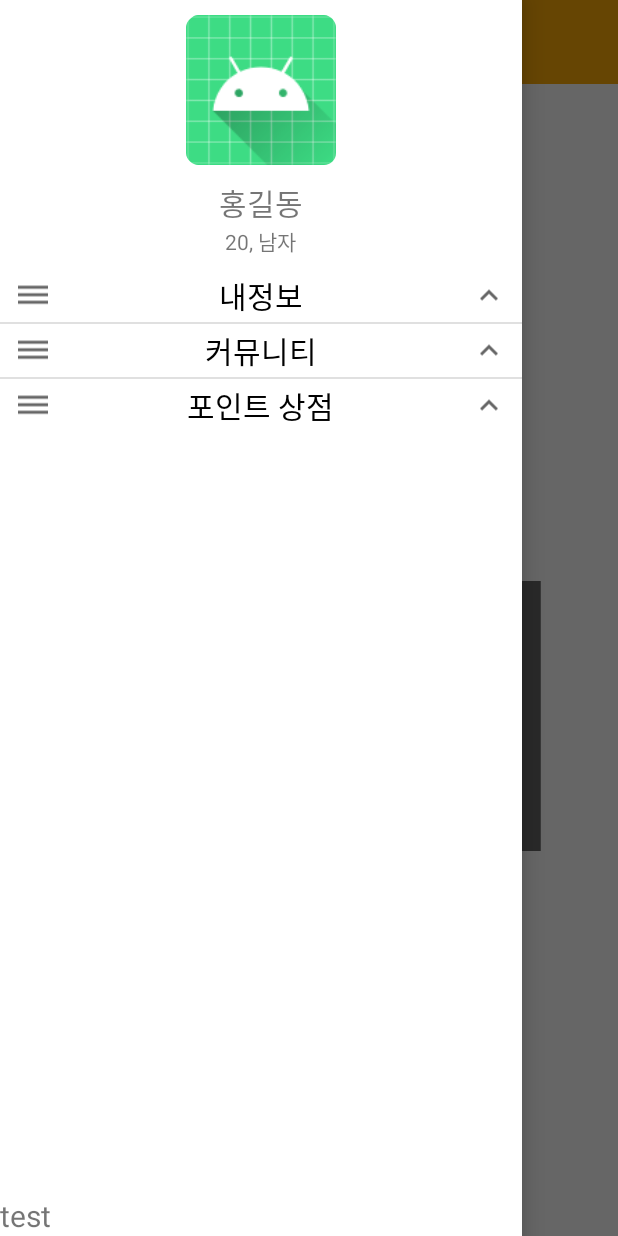
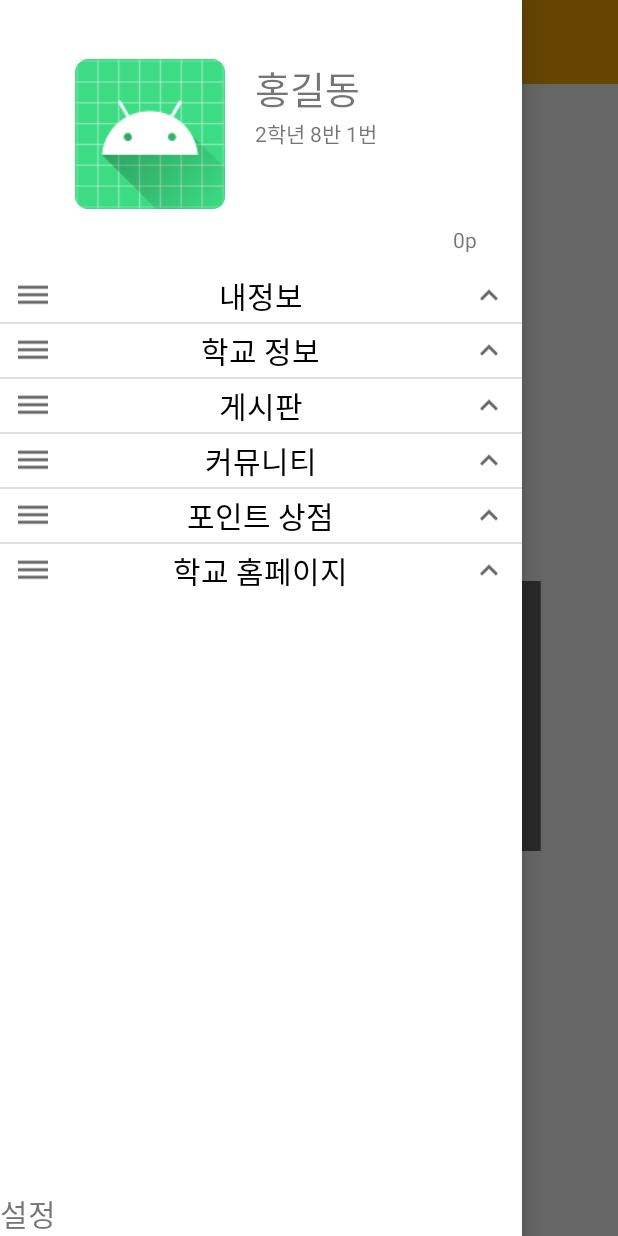
Before and after one commit to Coder2534/Platforming, an Android app: the screen it shows after launch once a user with an empty profile is signed in (MainActivity), with the side drawer open, on a phone screen of 412 x 824 dp. Run offline under Robolectric (Android 15) with nearby library versions, the phone set to English and light mode, and no system bars; our stand-ins replace AdMob, Firebase (no records; nobody signed in at launch, a user with empty details on screens opened directly).

Commit message:
2022-07-06

```diff
--- a/app/src/main/java/com/android/platforming/activity/MainActivity.java
+++ b/app/src/main/java/com/android/platforming/activity/MainActivity.java
@@ -6,6 +6,9 @@ import androidx.core.view.GravityCompat;
 import androidx.drawerlayout.widget.DrawerLayout;
 import androidx.fragment.app.Fragment;
 
+import android.app.Activity;
+import android.content.Intent;
+import android.net.Uri;
 import android.os.Bundle;
 import android.util.Log;
 import android.view.MenuItem;
@@ -19,6 +22,7 @@ import android.widget.TextView;
 import com.android.platforming.clazz.ExpandableList;
 import com.android.platforming.fragment.MainPageFragment;
 import com.android.platforming.clazz.User;
+import com.android.platforming.interfaze.OnChildClickInterface;
 import com.example.platforming.R;
 import com.android.platforming.fragment.UserInitialSettingFragment;
 import com.google.android.material.navigation.NavigationView;
@@ -30,6 +34,8 @@ public class MainActivity extends AppCompatActivity {
 
     @Override
     protected void onCreate(Bundle savedInstanceState) {
+
+
         super.onCreate(savedInstanceState);
         setContentView(R.layout.activity_main);
 
@@ -49,8 +55,10 @@ public class MainActivity extends AppCompatActivity {
             getSupportFragmentManager().beginTransaction().replace(R.id.cl_main, new UserInitialSettingFragment()).commit();
         }
         else{
-            setHeader();
-            mainExpandableList.setListner(getSupportFragmentManager());
+            View nav_header_view = navigationView.getHeaderView(0); //헤더 가져오기
+            TextView nav_header_id_text = nav_header_view.findViewById(R.id.tv_navigation_header_info);
+            nav_header_id_text.setText("Test");
+            mainExpandableList.setListner();
             getSupportFragmentManager().beginTransaction().replace(R.id.cl_main, new MainPageFragment()).commit();
         }
     }
@@ -58,28 +66,46 @@ public class MainActivity extends AppCompatActivity {
     private void setListView(){
         RelativeLayout relativeLayout = findViewById(R.id.ll_main);
 
-        mainExpandableList = new ExpandableList(this);
+        mainExpandableList = new ExpandableList(this, getSupportFragmentManager());
         relativeLayout.addView(mainExpandableList, 0);
 
         mainExpandableList.addParent("내정보", R.drawable.ic_baseline_dehaze_24);
+        mainExpandableList.addChild(0, "내정보", new Fragment());
+        mainExpandableList.addChild(0, "나의 게시물", new Fragment());
+
+        mainExpandableList.addParent("학교 정보", R.drawable.ic_baseline_dehaze_24);
+        mainExpandableList.addChild(1, "학교소개", new Fragment());
+        mainExpandableList.addChild(1, "전화번호", new Fragment());
+        mainExpandableList.addChild(1, "식단표", new Fragment());
+        mainExpandableList.addChild(1, "학사일정", new Fragment());
+
+        mainExpandableList.addParent("게시판", R.drawable.ic_baseline_dehaze_24);
+        mainExpandableList.addChild(2, "자유게시판", new Fragment());
+        mainExpandableList.addChild(2, "질문게시판", new Fragment());
+        mainExpandableList.addChild(2, "학습자료 공유", new Fragment());
 
         mainExpandableList.addParent("커뮤니티", R.drawable.ic_baseline_dehaze_24);
-        mainExpandableList.addChild(1, "1학년", new Fragment());
-        mainExpandableList.addChild(1, "2학년", new Fragment());
-        mainExpandableList.addChild(1, "3학년", new Fragment());
+        mainExpandableList.addChild(3, "1학년", new Fragment());
+        mainExpandableList.addChild(3, "2학년", new Fragment());
+        mainExpandableList.addChild(3, "3학년", new Fragment());
+        mainExpandableList.addChild(3, "전체", new Fragment());
 
         mainExpandableList.addParent("포인트 상점", R.drawable.ic_baseline_dehaze_24);
-        mainExpandableList.addChild(2, "꾸미기", new Fragment());
-        mainExpandableList.addChild(2, "기프티콘", new Fragment());
+        mainExpandableList.addChild(4, "디자인", new Fragment());
+        mainExpandableList.addChild(4, "기프티콘", new Fragment());
+
+        mainExpandableList.addParent("학교 홈페이지", R.drawable.ic_baseline_dehaze_24);
+        mainExpandableList.addChild(5, "공식 홈페이지", (groupPosition, childPosition) -> {
+            Intent intent = new Intent(Intent.ACTION_VIEW, Uri.parse("http://school.gyo6.net/geumohs"));
+            startActivity(intent);
+        });
+
+        mainExpandableList.addChild(5, "리로스쿨", (groupPosition, childPosition) -> {
+            Intent intent = new Intent(Intent.ACTION_VIEW, Uri.parse("http://geumo.riroschool.kr/"));
+            startActivity(intent);
+        });
 
         mainExpandableList.setAdapter();
-    }
-
-    public void setHeader(){
-        //View nav_header_view = navigationView.inflateHeaderView(R.layout.nav_header_main); //헤더 동적 생성
-        View nav_header_view = navigationView.getHeaderView(0); //헤더 가져오기
-        TextView nav_header_id_text = nav_header_view.findViewById(R.id.tv_navigation_info);
-        nav_header_id_text.setText("Test");
     }
 
     @Override
@@ -101,4 +127,8 @@ public class MainActivity extends AppCompatActivity {
             super.onBackPressed();
         }
     }
+
+    public ExpandableList getMainExpandableList() {
+        return mainExpandableList;
+    }
 }
--- a/app/src/main/java/com/android/platforming/activity/StartActivity.java
+++ b/app/src/main/java/com/android/platforming/activity/StartActivity.java
@@ -34,9 +34,6 @@ public class StartActivity extends AppCompatActivity {
 
         setFirestore(FirebaseFirestore.getInstance());
         setFirebaseAuth(FirebaseAuth.getInstance());
-
-        Log.w("uuid", getFirebaseAuth().getUid());
-        Log.w("verified", Boolean.toString(getFirebaseAuth().getCurrentUser().isEmailVerified()));
 
         if(getFirebaseAuth().getCurrentUser() != null && getFirebaseAuth().getCurrentUser().isEmailVerified()){
             FirestoreManager firestoreManager = new FirestoreManager();
--- a/app/src/main/java/com/android/platforming/adapter/ListviewAdapter.java
+++ b/app/src/main/java/com/android/platforming/adapter/ListviewAdapter.java
@@ -103,12 +103,13 @@ public class ListviewAdapter extends BaseExpandableListAdapter {
         View v = convertView;
         Context context = parent.getContext();
 
-        if (v == null) {
         if(childClasses.get(groupPosition).get(childPosition).equals("String")){
             ExpandableListItem item = ExpandableListItem.class.cast(getChild(groupPosition, childPosition));
-
+            if (v == null) {
                 LayoutInflater inflater = (LayoutInflater) context.getSystemService(Context.LAYOUT_INFLATER_SERVICE);
                 v = inflater.inflate(R.layout.item_listview_child, parent, false);
+            }
+
             TextView title = v.findViewById(R.id.tv_listview_child_title);
             title.setText(item.getTitle());
             if(item.getCategory() != -1){
@@ -117,6 +118,7 @@ public class ListviewAdapter extends BaseExpandableListAdapter {
             }
         }
         else if(childClasses.get(groupPosition).get(childPosition).equals("ExpandableList")){
+            if (v == null) {
                 parent.addView(ExpandableList.class.cast(childItems.get(groupPosition).get(childPosition)));
             }
         }
--- a/app/src/main/java/com/android/platforming/clazz/ExpandableList.java
+++ b/app/src/main/java/com/android/platforming/clazz/ExpandableList.java
@@ -1,6 +1,4 @@
 package com.android.platforming.clazz;
-
-import static com.facebook.FacebookSdk.getApplicationContext;
 
 import android.app.Activity;
 import android.content.Context;
@@ -10,11 +8,10 @@ import android.widget.ExpandableListView;
 import android.widget.Toast;
 
 import androidx.fragment.app.Fragment;
-import androidx.fragment.app.FragmentActivity;
 import androidx.fragment.app.FragmentManager;
 
-import com.android.platforming.activity.MainActivity;
 import com.android.platforming.adapter.ListviewAdapter;
+import com.android.platforming.interfaze.OnChildClickInterface;
 import com.example.platforming.R;
 
 import java.util.ArrayList;
@@ -24,40 +21,51 @@ public class ExpandableList extends ExpandableListView {
     ArrayList<ExpandableListItem> groupList = new ArrayList<>(); //부모 리스트
     ArrayList<ArrayList<Object>> childList = new ArrayList<>(); //자식 리스트
     ArrayList<ArrayList<String>> childClssList = new ArrayList<>();
-    ArrayList<ArrayList<Fragment>> fragmentList = new ArrayList<>();
+    ArrayList<ArrayList<OnChildClickInterface>> interfazeList = new ArrayList<>();
 
-    public ExpandableList(Context context){
+    FragmentManager fragmentManager;
+
+    public ExpandableList(Context context, FragmentManager fragmentManager) {
         super(context);
         setLayoutParams(new ViewGroup.LayoutParams(ViewGroup.LayoutParams.MATCH_PARENT, ViewGroup.LayoutParams.WRAP_CONTENT));
         setGroupIndicator(null); //리스트뷰 기본 아이콘 표시 여부
+        this.fragmentManager = fragmentManager;
     }
 
     public void addParent(String title){
         groupList.add(new ExpandableListItem(title));
         childList.add(new ArrayList<>());
         childClssList.add(new ArrayList<>());
-        fragmentList.add(new ArrayList<>());
+        interfazeList.add(new ArrayList<>());
     }
 
     public void addParent(String title, int category){
         groupList.add(new ExpandableListItem(title, category));
         childList.add(new ArrayList<>());
         childClssList.add(new ArrayList<>());
-        fragmentList.add(new ArrayList<>());
+        interfazeList.add(new ArrayList<>());
+    }
+
+    private void addChild(int parentIndex, ExpandableListItem item, OnChildClickInterface interfaze){
+        childList.get(parentIndex).add(item);
+        childClssList.get(parentIndex).add("String");
+        interfazeList.get(parentIndex).add(interfaze);
     }
 
     public void addChild(int parentIndex, String title, Fragment fragment){
-        ExpandableListItem item = new ExpandableListItem(title);
-        childList.get(parentIndex).add(item);
-        childClssList.get(parentIndex).add("String");
-        fragmentList.get(parentIndex).add(fragment);
-}
+        addChild(parentIndex, new ExpandableListItem(title), onClickFragment(fragment));
+    }
 
     public void addChild(int parentIndex, String title, int category, Fragment fragment){
-        ExpandableListItem item = new ExpandableListItem(title, category);
-        childList.get(parentIndex).add(item);
-        childClssList.get(parentIndex).add("String");
-        fragmentList.get(parentIndex).add(fragment);
+        addChild(parentIndex, new ExpandableListItem(title, category), onClickFragment(fragment));
+    }
+
+    public void addChild(int parentIndex, String title, OnChildClickInterface interfaze){
+        addChild(parentIndex, new ExpandableListItem(title), interfaze);
+    }
+
+    public void addChild(int parentIndex, String title, int category, OnChildClickInterface interfaze){
+        addChild(parentIndex, new ExpandableListItem(title, category), interfaze);
     }
 
     public void addChild(int parentIndex, ExpandableList expandableList){
@@ -74,12 +82,13 @@ public class ExpandableList extends ExpandableListView {
         setAdapter(adapter);
     }
 
-    public void setListner(FragmentManager fragmentManager){
+    public void setListner(){
         setOnChildClickListener(new ExpandableListView.OnChildClickListener() {
             @Override
             public boolean onChildClick(ExpandableListView parent, View v, int groupPosition, int childPosition, long id) {
                 if(childClssList.get(groupPosition).get(childPosition).equals("String")){
-                    fragmentManager.beginTransaction().replace(R.id.cl_main, fragmentList.get(groupPosition).get(childPosition)).addToBackStack(null).commit();
+                    interfazeList.get(groupPosition).get(childPosition).onClick(groupPosition, childPosition);
+                    Toast.makeText(getContext(), ExpandableListItem.class.cast(childList.get(groupPosition).get(childPosition)).getTitle(), Toast.LENGTH_SHORT).show();
                 }
                 return true;
             }
@@ -87,6 +96,10 @@ public class ExpandableList extends ExpandableListView {
         for(int i = 0; i < childClssList.size(); ++i)
             for(int j = 0; j < childClssList.get(i).size(); ++j)
                 if(childClssList.get(i).get(j).equals("ExpandableList"))
-                    ExpandableList.class.cast(childList.get(i).get(j)).setListner(fragmentManager);
+                    ExpandableList.class.cast(childList.get(i).get(j)).setListner();
+    }
+
+    private OnChildClickInterface onClickFragment(Fragment fragment){
+        return (groupPosition, childPosition) -> fragmentManager.beginTransaction().replace(R.id.cl_main, fragment).addToBackStack(null).commit();
     }
 }
--- a/app/src/main/java/com/android/platforming/fragment/UserInitialSettingFragment.java
+++ b/app/src/main/java/com/android/platforming/fragment/UserInitialSettingFragment.java
@@ -89,7 +89,7 @@ public class UserInitialSettingFragment extends Fragment {
             firestoreManager.writeUserData(data, new ListenerInterface() {
                 @Override
                 public void onSuccess() {
-                    //((MainActivity)getActivity()).setListner();
+                    ((MainActivity)getActivity()).getMainExpandableList().setListner();
                     getActivity().getSupportFragmentManager().beginTransaction().replace(R.id.cl_main, new MainPageFragment()).commit();
                 }
             });
--- /dev/null
+++ b/app/src/main/java/com/android/platforming/interfaze/OnChildClickInterface.java
@@ -0,0 +1,5 @@
+package com.android.platforming.interfaze;
+
+public interface OnChildClickInterface {
+    void onClick(int groupPosition, int childPosition);
+}
--- a/app/src/main/res/layout/activity_main.xml
+++ b/app/src/main/res/layout/activity_main.xml
@@ -56,7 +56,7 @@
                 android:layout_height="wrap_content"
                 android:layout_alignParentBottom="true"
                 android:textSize="20dp"
-                android:text="test"/>
+                android:text="설정"/>
         </RelativeLayout>
     </com.google.android.material.navigation.NavigationView>
 </androidx.drawerlayout.widget.DrawerLayout>
--- a/app/src/main/res/layout/layout_navigation_header.xml
+++ b/app/src/main/res/layout/layout_navigation_header.xml
@@ -1,5 +1,5 @@
 <?xml version="1.0" encoding="utf-8"?>
-<LinearLayout
+<RelativeLayout
     xmlns:android="http://schemas.android.com/apk/res/android"
     xmlns:app="http://schemas.android.com/apk/res-auto"
     android:layout_width="match_parent"
@@ -7,28 +7,42 @@
     android:orientation="vertical">
 
     <ImageView
-        android:id="@+id/iv_navigation_image"
+        android:id="@+id/iv_navigation_header_profile"
         android:layout_width="100dp"
         android:layout_height="100dp"
-        android:layout_gravity="center"
-        android:layout_marginTop="10dp"
+        android:layout_alignParentLeft="true"
+        android:layout_centerVertical="true"
+        android:layout_marginLeft="50dp"
         app:srcCompat="@mipmap/ic_launcher_round" />
 
     <TextView
-        android:id="@+id/tv_navigation_name"
+        android:id="@+id/tv_navigation_header_name"
         android:layout_width="wrap_content"
         android:layout_height="wrap_content"
-        android:layout_gravity="center"
-        android:layout_marginTop="10dp"
+        android:layout_toRightOf="@+id/iv_navigation_header_profile"
+        android:layout_alignTop="@+id/iv_navigation_header_profile"
+        android:layout_marginLeft="20dp"
         android:text ="홍길동"
-        android:textSize="20sp"/>
+        android:textSize="25sp"/>
 
     <TextView
-        android:id="@+id/tv_navigation_info"
+        android:id="@+id/tv_navigation_header_info"
         android:layout_width="wrap_content"
         android:layout_height="wrap_content"
-        android:layout_gravity="center"
-        android:text="20, 남자"
-        android:textSize="14sp"/>
+        android:layout_below="@id/tv_navigation_header_name"
+        android:layout_marginLeft="20dp"
+        android:layout_toRightOf="@+id/iv_navigation_header_profile"
+        android:text="2학년 8반 1번"
+        android:textSize="14sp" />
 
-</LinearLayout>
+    <TextView
+        android:id="@+id/tv_navigation_header_point"
+        android:layout_width="wrap_content"
+        android:layout_height="wrap_content"
+        android:layout_alignParentRight="true"
+        android:layout_alignParentBottom="true"
+        android:layout_marginRight="30dp"
+        android:layout_marginBottom="10dp"
+        android:text="0p" />
+
+</RelativeLayout>
--- /dev/null
+++ b/app/src/main/res/menu/item_toolbar.xml
@@ -0,0 +1,4 @@
+<?xml version="1.0" encoding="utf-8"?>
+<menu xmlns:android="http://schemas.android.com/apk/res/android">
+
+</menu>
```
Also changed, not shown: app/src/main/java/com/android/platforming/fragment/MainPageFragment.java (+15 -1 lines), app/src/main/res/layout/fragment_mainpage.xml (+21 -2 lines). Lines whose indentation alone changed are shown as unchanged.
